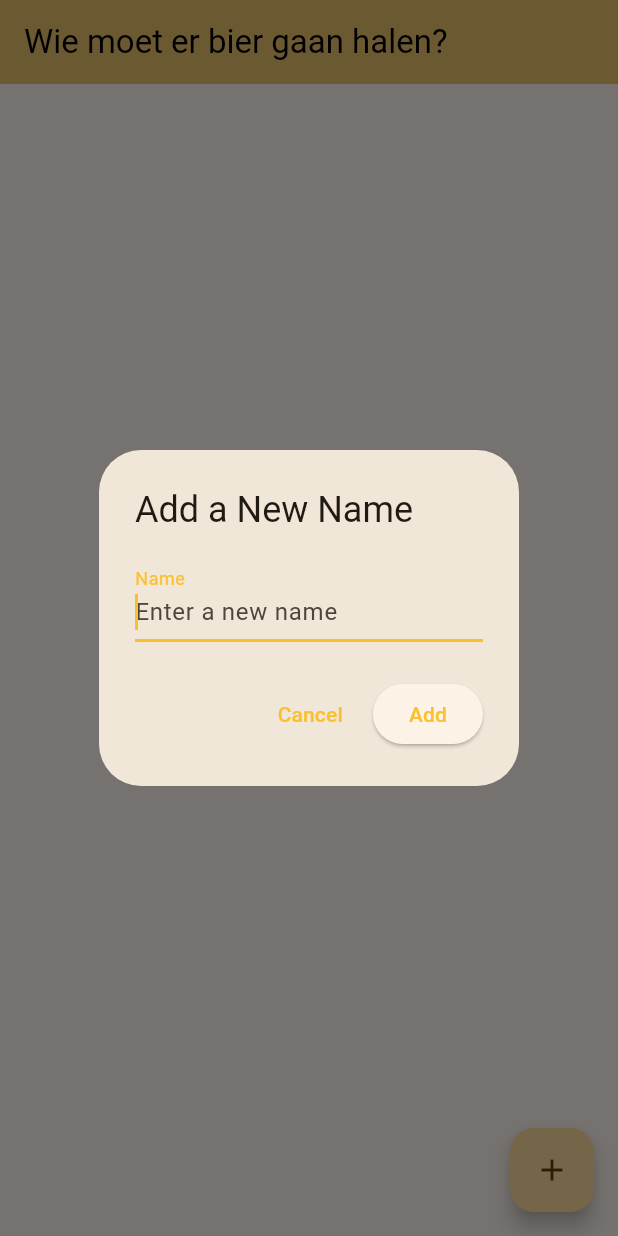
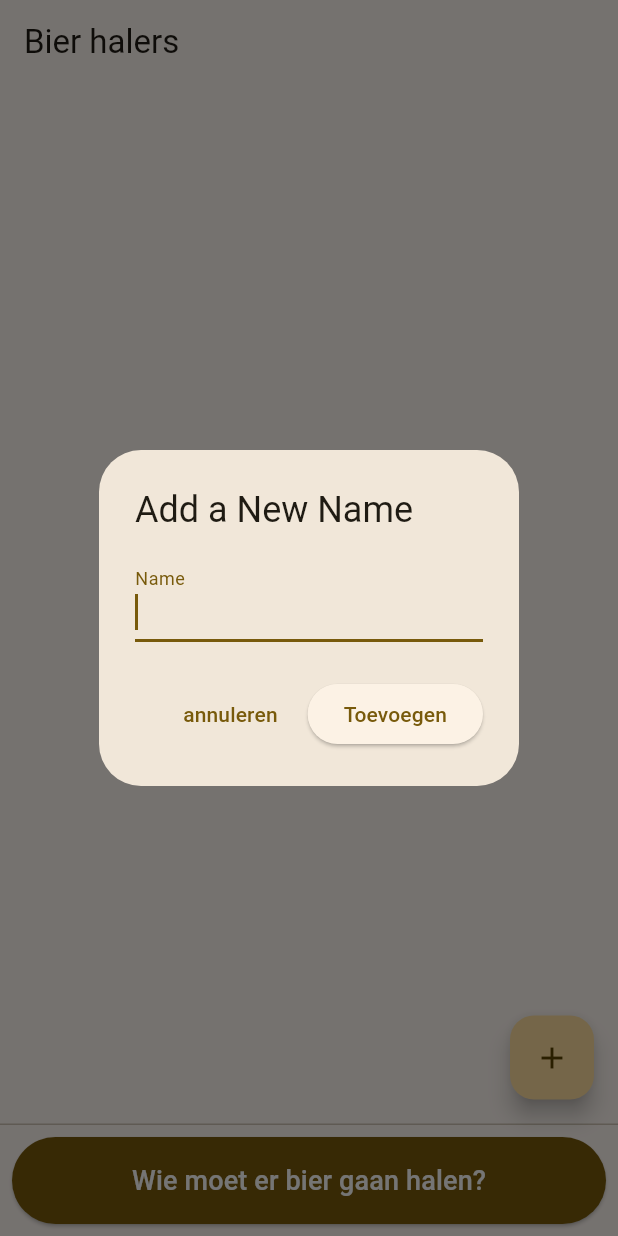
Before and after one commit to Otaking64/biertijd_flutter, a Flutter app: the screen it shows after launch, after a tap on the "add" icon, on a phone screen of 412 x 824 dp. Run offline on Flutter 3.47's test engine with Material 3 defaults, Android fonts, the phone set to English and light mode, and no system bars; our stand-ins replace confetti.

Commit message:
add list mechanic and add confetti when name is selected

```diff
--- a/lib/main.dart
+++ b/lib/main.dart
@@ -1,4 +1,6 @@
 import 'package:flutter/material.dart';
+
+import 'name_list_screen.dart';
 
 void main() {
   runApp(const MyApp());
@@ -29,16 +31,29 @@ final ThemeData darkTheme = ThemeData(
 );
 
 class MyApp extends StatelessWidget {
-  const MyApp({super.key});
+  const MyApp({Key? key}) : super(key: key);
 
   @override
   Widget build(BuildContext context) {
     return MaterialApp(
-      title: 'Wie moet er bier gaan halen?',
-      theme: lightTheme,
-      darkTheme: darkTheme,
+      title: 'Name App',
+      // Using the themes we defined earlier
+      theme: ThemeData(
+        useMaterial3: true,
+        colorScheme: ColorScheme.fromSeed(
+          seedColor: const Color(0xFFFBC02D),
+          brightness: Brightness.light,
+        ),
+      ),
+      darkTheme: ThemeData(
+        useMaterial3: true,
+        colorScheme: ColorScheme.fromSeed(
+          seedColor: const Color(0xFFFBC02D),
+          brightness: Brightness.dark,
+        ),
+      ),
       themeMode: ThemeMode.system,
-      home: const MainPage(title: 'Wie moet er bier gaan halen?'),
+      home: const NameListPage(),
     );
   }
 }
--- /dev/null
+++ b/lib/name_list_screen.dart
@@ -0,0 +1,202 @@
+import 'dart:math';
+import 'package:flutter/material.dart';
+import 'package:confetti/confetti.dart';
+
+class NameListPage extends StatefulWidget {
+  const NameListPage({Key? key}) : super(key: key);
+
+  @override
+  State<NameListPage> createState() => _NameListPageState();
+}
+
+class _NameListPageState extends State<NameListPage> {
+  final List<String> _names = [];
+
+  bool _isShowingResult = false;
+  String _selectedName = '';
+
+  late ConfettiController _confettiController;
+
+  @override
+  void initState() {
+    super.initState();
+    _confettiController = ConfettiController(
+      duration: const Duration(seconds: 1),
+    );
+  }
+
+  @override
+  void dispose() {
+    _confettiController.dispose();
+    super.dispose();
+  }
+
+  void _pickRandomName() {
+    if (_names.isEmpty) {
+      ScaffoldMessenger.of(context).showSnackBar(
+        const SnackBar(
+          content: Text('Voeg eerst wat namen toe.'),
+          backgroundColor: Colors.red,
+        ),
+      );
+      return;
+    }
+
+    final random = Random();
+    final index = random.nextInt(_names.length);
+    final selectedName = _names[index];
+
+    setState(() {
+      _selectedName = selectedName;
+      _isShowingResult = true;
+    });
+    _confettiController.play();
+  }
+
+  void _hideResult() {
+    setState(() {
+      _isShowingResult = false;
+    });
+  }
+
+  @override
+  Widget build(BuildContext context) {
+    alignment:
+    Alignment.topCenter;
+    return Stack(
+      children: [
+        Scaffold(
+          appBar: AppBar(title: const Text('Bier halers')),
+          body: ListView.builder(
+            itemCount: _names.length,
+            itemBuilder: (context, index) {
+              return ListTile(
+                title: Text(_names[index]),
+                trailing: IconButton(
+                  icon: const Icon(Icons.delete_outline),
+                  onPressed: () {
+                    setState(() {
+                      _names.removeAt(index);
+                    });
+                  },
+                ),
+              );
+            },
+          ),
+          floatingActionButton: FloatingActionButton(
+            onPressed: _showAddNameDialog,
+            tooltip: 'Naam toevoegen',
+            child: const Icon(Icons.add),
+          ),
+          persistentFooterButtons: [
+            SizedBox(
+              width: double.infinity,
+              child: ElevatedButton(
+                style: ElevatedButton.styleFrom(
+                  backgroundColor: Theme.of(context).colorScheme.primary,
+                  foregroundColor: Theme.of(context).colorScheme.onPrimary,
+                  padding: const EdgeInsets.all(16),
+                ),
+                onPressed: _pickRandomName,
+                child: const Text(
+                  'Wie moet er bier gaan halen?',
+                  style: TextStyle(fontSize: 18),
+                ),
+              ),
+            ),
+          ],
+        ),
+
+        if (_isShowingResult)
+          GestureDetector(
+            onTap: _hideResult,
+            child: Container(
+              color: Colors.black.withOpacity(0.85),
+              child: Center(
+                child: Center(
+                  child: Column(
+                    mainAxisAlignment: MainAxisAlignment.center,
+                    crossAxisAlignment: CrossAxisAlignment.center,
+                    children: [
+                      Text(
+                        _selectedName,
+                        textAlign: TextAlign.center,
+                        style: const TextStyle(
+                          fontSize: 72,
+                          fontWeight: FontWeight.bold,
+                          color: Colors.white,
+                          decoration: TextDecoration.none,
+                        ),
+                      ),
+                      const SizedBox(height: 16),
+                      const Text(
+                        'moet bier gaan halen',
+                        style: TextStyle(
+                          fontSize: 28, // Smaller font size
+                          fontWeight: FontWeight.normal,
+                          color: Colors.white,
+                          decoration: TextDecoration.none,
+                        ),
+                      ),
+                    ],
+                  ),
+                ),
+              ),
+            ),
+          ),
+        ConfettiWidget(
+          confettiController: _confettiController,
+          blastDirectionality:
+              BlastDirectionality.explosive, // Blast in all directions
+          shouldLoop: false, // Do not loop
+          numberOfParticles: 30, // More particles
+          gravity: 0.3, // Make them fall a bit slower
+          emissionFrequency: 0.05, // How often particles are emitted
+          colors: const [
+            // Fun colors
+            Colors.green,
+            Colors.blue,
+            Colors.pink,
+            Colors.orange,
+            Colors.purple,
+          ],
+        ),
+      ],
+    );
+  }
+
+  // (The _showAddNameDialog method remains the same as before)
+  Future<void> _showAddNameDialog() async {
+    final TextEditingController nameController = TextEditingController();
+    final String? newName = await showDialog<String>(
+      context: context,
+      builder: (BuildContext context) {
+        return AlertDialog(
+          title: const Text('Add a New Name'),
+          content: TextField(
+            controller: nameController,
+            autofocus: true,
+            decoration: const InputDecoration(labelText: 'Name'),
+            onSubmitted: (name) => Navigator.of(context).pop(name),
+          ),
+          actions: <Widget>[
+            TextButton(
+              child: const Text('annuleren'),
+              onPressed: () => Navigator.of(context).pop(),
+            ),
+            ElevatedButton(
+              child: const Text('Toevoegen'),
+              onPressed: () => Navigator.of(context).pop(nameController.text),
+            ),
+          ],
+        );
+      },
+    );
+
+    if (newName != null && newName.isNotEmpty) {
+      setState(() {
+        _names.add(newName);
+      });
+    }
+  }
+}
--- a/pubspec.yaml
+++ b/pubspec.yaml
@@ -30,6 +30,7 @@ environment:
 dependencies:
   flutter:
     sdk: flutter
+  confetti: ^0.7.0
 
   # The following adds the Cupertino Icons font to your application.
   # Use with the CupertinoIcons class for iOS style icons.
```
Also changed, not shown: pubspec.lock.
